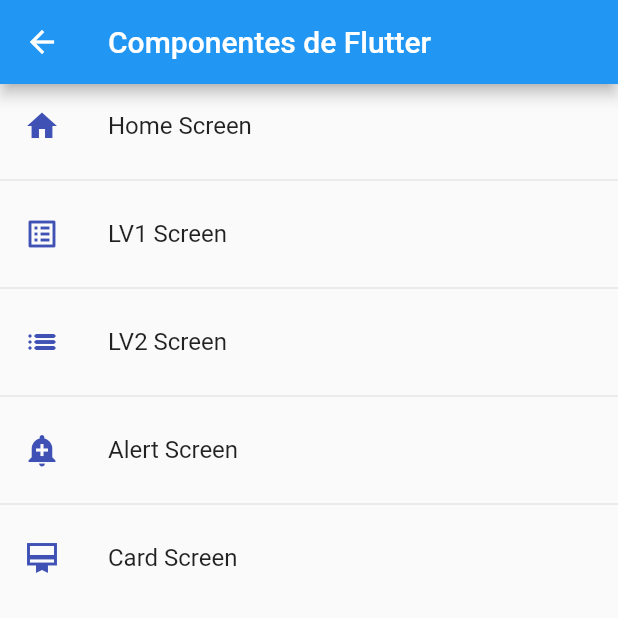
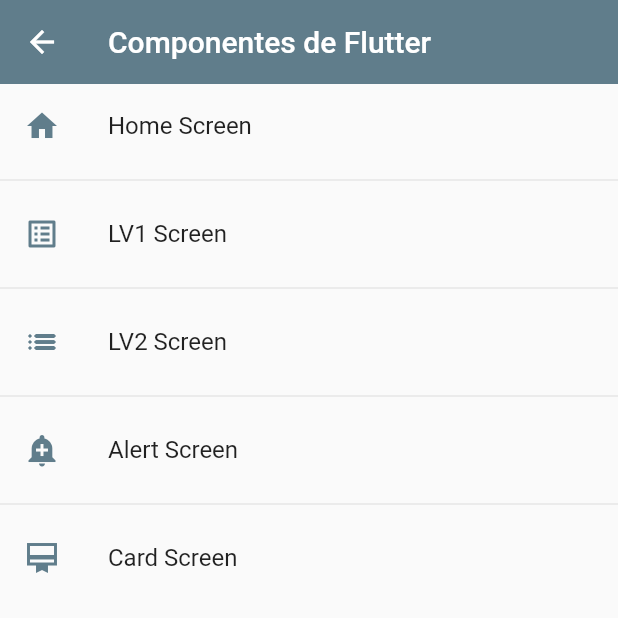
Before and after one commit to ericyec/flutter_components, a Flutter app: the screen it shows after launch, on a phone screen of 412 x 824 dp, the top half of it. Run offline on Flutter 3.47's test engine with Material 2 defaults, Android fonts, the phone set to English and light mode, and no system bars.

```diff
--- a/lib/main.dart
+++ b/lib/main.dart
@@ -1,6 +1,7 @@
 import 'package:flutter/material.dart';
 
 import 'package:flutter_components/router/app_routes.dart';
+import 'package:flutter_components/themes/app_theme.dart';
 
 void main() => runApp(const MyApp());
 
@@ -20,6 +21,7 @@ class MyApp extends StatelessWidget {
         onGenerateRoute:
             //(settings) => AppRoutes.onGenerateRoute(settings)
             // O tambien como sigue
-            AppRoutes.onGenerateRoute);
+            AppRoutes.onGenerateRoute,
+        theme: AppTheme.lightTheme);
   }
 }
--- a/lib/screens/home_screen.dart
+++ b/lib/screens/home_screen.dart
@@ -1,5 +1,6 @@
 import 'package:flutter/material.dart';
 import 'package:flutter_components/router/app_routes.dart';
+import 'package:flutter_components/themes/app_theme.dart';
 
 class HomeScreen extends StatelessWidget {
   const HomeScreen({Key? key}) : super(key: key);
@@ -17,7 +18,7 @@ class HomeScreen extends StatelessWidget {
                   title: Text(menuOpts[index].name),
                   leading: Icon(
                     menuOpts[index].icon,
-                    color: Colors.indigo,
+                    color: AppTheme.primary,
                   ),
                   onTap: () {
                     Navigator.pushNamed(context, menuOpts[index].route);
--- /dev/null
+++ b/lib/themes/app_theme.dart
@@ -0,0 +1,17 @@
+import 'package:flutter/material.dart';
+
+class AppTheme {
+  static const Color primary = Colors.blueGrey;
+
+  static final ThemeData lightTheme = ThemeData.light().copyWith(
+      primaryColor: Colors.blueGrey,
+      appBarTheme: const AppBarTheme(color: primary, elevation: 0),
+      textButtonTheme:
+          TextButtonThemeData(style: TextButton.styleFrom(primary: primary)));
+
+  static final ThemeData darkTheme = ThemeData.dark().copyWith(
+      primaryColor: Colors.blueGrey,
+      appBarTheme: const AppBarTheme(color: primary, elevation: 0),
+      textButtonTheme:
+          TextButtonThemeData(style: TextButton.styleFrom(primary: primary)));
+}
--- /dev/null
+++ b/lib/widgets/widgets.dart
@@ -0,0 +1,2 @@
+export 'package:flutter_components/widgets/custom_card_type_a.dart';
+export 'package:flutter_components/widgets/custom_card_type_b.dart';
--- a/pubspec.yaml
+++ b/pubspec.yaml
@@ -58,7 +58,8 @@ flutter:
   uses-material-design: true
 
   # To add assets to your application, add an assets section, like this:
-  # assets:
+  assets:
+    - assets/images/
   #   - images/a_dot_burr.jpeg
   #   - images/a_dot_ham.jpeg
 
```
Also changed, not shown: lib/screens/card_screen.dart (+14 -5 lines), lib/widgets/custom_card_type_a.dart (added, +44 -0 lines), lib/widgets/custom_card_type_b.dart (added, +32 -0 lines), assets/images/jar-loading.gif (added).
